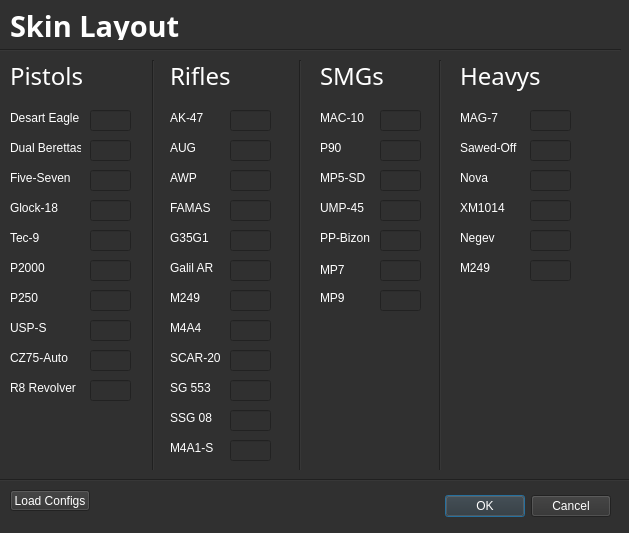
First picture: the form in sources/GUI/changeSkinLayout.ui, repository TheMoerp/external_csgo_cheat, before the edit.
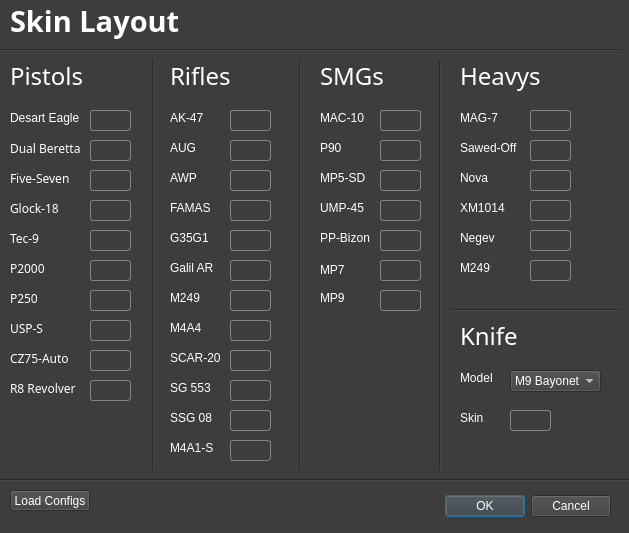
Second picture: the form after the edit.

Commit message: skinlayot ui prototype

Patch:
```diff
--- a/sources/GUI/changeSkinLayout.ui
+++ b/sources/GUI/changeSkinLayout.ui
@@ -10,11 +10,23 @@
     <height>533</height>
    </rect>
   </property>
+  <property name="minimumSize">
+   <size>
+    <width>629</width>
+    <height>533</height>
+   </size>
+  </property>
+  <property name="maximumSize">
+   <size>
+    <width>629</width>
+    <height>533</height>
+   </size>
+  </property>
   <property name="windowTitle">
    <string>Dialog</string>
   </property>
   <property name="styleSheet">
-   <string notr="true">background-color: rgb(48, 48, 48);
+   <string notr="true">background-color: rgb(61, 61, 61);
 color: rgb(255, 255, 255);
 QCheckBox:rgb(255, 255, 255);</string>
   </property>
@@ -38,9 +50,9 @@
    <property name="geometry">
     <rect>
      <x>10</x>
-     <y>10</y>
+     <y>0</y>
      <width>181</width>
-     <height>31</height>
+     <height>41</height>
     </rect>
    </property>
    <property name="font">
@@ -78,6 +90,10 @@
      <height>21</height>
     </rect>
    </property>
+   <property name="styleSheet">
+    <string notr="true">border: 1px solid rgb(130, 130, 130);
+border-radius: 3px;</string>
+   </property>
   </widget>
   <widget class="QLabel" name="label_2">
    <property name="geometry">
@@ -104,6 +120,11 @@
      <height>16</height>
     </rect>
    </property>
+   <property name="font">
+    <font>
+     <family>Microsoft PhagsPa</family>
+    </font>
+   </property>
    <property name="text">
     <string>Dual Berettas</string>
    </property>
@@ -117,6 +138,11 @@
      <height>16</height>
     </rect>
    </property>
+   <property name="font">
+    <font>
+     <family>Microsoft PhagsPa</family>
+    </font>
+   </property>
    <property name="text">
     <string>Five-Seven</string>
    </property>
@@ -130,6 +156,11 @@
      <height>16</height>
     </rect>
    </property>
+   <property name="font">
+    <font>
+     <family>Microsoft PhagsPa</family>
+    </font>
+   </property>
    <property name="text">
     <string>Glock-18</string>
    </property>
@@ -143,6 +174,11 @@
      <height>16</height>
     </rect>
    </property>
+   <property name="font">
+    <font>
+     <family>Microsoft PhagsPa</family>
+    </font>
+   </property>
    <property name="text">
     <string>Tec-9</string>
    </property>
@@ -156,6 +192,11 @@
      <height>16</height>
     </rect>
    </property>
+   <property name="font">
+    <font>
+     <family>Microsoft PhagsPa</family>
+    </font>
+   </property>
    <property name="text">
     <string>P2000</string>
    </property>
@@ -169,6 +210,11 @@
      <height>16</height>
     </rect>
    </property>
+   <property name="font">
+    <font>
+     <family>Microsoft PhagsPa</family>
+    </font>
+   </property>
    <property name="text">
     <string>P250</string>
    </property>
@@ -182,6 +228,10 @@
      <height>21</height>
     </rect>
    </property>
+   <property name="styleSheet">
+    <string notr="true">border: 1px solid rgb(130, 130, 130);
+border-radius: 3px;</string>
+   </property>
   </widget>
   <widget class="QLineEdit" name="lineEdit_3">
    <property name="geometry">
@@ -192,6 +242,10 @@
      <height>21</height>
     </rect>
    </property>
+   <property name="styleSheet">
+    <string notr="true">border: 1px solid rgb(130, 130, 130);
+border-radius: 3px;</string>
+   </property>
   </widget>
   <widget class="QLineEdit" name="lineEdit_4">
    <property name="geometry">
@@ -202,6 +256,10 @@
      <height>21</height>
     </rect>
    </property>
+   <property name="styleSheet">
+    <string notr="true">border: 1px solid rgb(130, 130, 130);
+border-radius: 3px;</string>
+   </property>
   </widget>
   <widget class="QLineEdit" name="lineEdit_5">
    <property name="geometry">
@@ -212,6 +270,10 @@
      <height>21</height>
     </rect>
    </property>
+   <property name="styleSheet">
+    <string notr="true">border: 1px solid rgb(130, 130, 130);
+border-radius: 3px;</string>
+   </property>
   </widget>
   <widget class="QLabel" name="label_9">
    <property name="geometry">
@@ -222,6 +284,11 @@
      <height>16</height>
     </rect>
    </property>
+   <property name="font">
+    <font>
+     <family>Microsoft PhagsPa</family>
+    </font>
+   </property>
    <property name="text">
     <string>USP-S</string>
    </property>
@@ -235,6 +302,11 @@
      <height>16</height>
     </rect>
    </property>
+   <property name="font">
+    <font>
+     <family>Microsoft PhagsPa</family>
+    </font>
+   </property>
    <property name="text">
     <string>CZ75-Auto</string>
    </property>
@@ -248,6 +320,11 @@
      <height>16</height>
     </rect>
    </property>
+   <property name="font">
+    <font>
+     <family>Microsoft PhagsPa</family>
+    </font>
+   </property>
    <property name="text">
     <string>R8 Revolver</string>
    </property>
@@ -261,6 +338,10 @@
      <height>21</height>
     </rect>
    </property>
+   <property name="styleSheet">
+    <string notr="true">border: 1px solid rgb(130, 130, 130);
+border-radius: 3px;</string>
+   </property>
   </widget>
   <widget class="QLineEdit" name="lineEdit_7">
    <property name="geometry">
@@ -271,6 +352,10 @@
      <height>21</height>
     </rect>
    </property>
+   <property name="styleSheet">
+    <string notr="true">border: 1px solid rgb(130, 130, 130);
+border-radius: 3px;</string>
+   </property>
   </widget>
   <widget class="QLineEdit" name="lineEdit_8">
    <property name="geometry">
@@ -281,6 +366,10 @@
      <height>21</height>
     </rect>
    </property>
+   <property name="styleSheet">
+    <string notr="true">border: 1px solid rgb(130, 130, 130);
+border-radius: 3px;</string>
+   </property>
   </widget>
   <widget class="QLineEdit" name="lineEdit_9">
    <property name="geometry">
@@ -291,6 +380,10 @@
      <height>21</height>
     </rect>
    </property>
+   <property name="styleSheet">
+    <string notr="true">border: 1px solid rgb(130, 130, 130);
+border-radius: 3px;</string>
+   </property>
   </widget>
   <widget class="QLineEdit" name="lineEdit_10">
    <property name="geometry">
@@ -301,6 +394,10 @@
      <height>21</height>
     </rect>
    </property>
+   <property name="styleSheet">
+    <string notr="true">border: 1px solid rgb(130, 130, 130);
+border-radius: 3px;</string>
+   </property>
   </widget>
   <widget class="QLabel" name="label_12">
    <property name="geometry">
@@ -554,6 +651,10 @@
      <height>21</height>
     </rect>
    </property>
+   <property name="styleSheet">
+    <string notr="true">border: 1px solid rgb(130, 130, 130);
+border-radius: 3px;</string>
+   </property>
   </widget>
   <widget class="QLineEdit" name="lineEdit_12">
    <property name="geometry">
@@ -564,6 +665,10 @@
      <height>21</height>
     </rect>
    </property>
+   <property name="styleSheet">
+    <string notr="true">border: 1px solid rgb(130, 130, 130);
+border-radius: 3px;</string>
+   </property>
   </widget>
   <widget class="QLineEdit" name="lineEdit_13">
    <property name="geometry">
@@ -574,6 +679,10 @@
      <height>21</height>
     </rect>
    </property>
+   <property name="styleSheet">
+    <string notr="true">border: 1px solid rgb(130, 130, 130);
+border-radius: 3px;</string>
+   </property>
   </widget>
   <widget class="QLineEdit" name="lineEdit_14">
    <property name="geometry">
@@ -584,6 +693,10 @@
      <height>21</height>
     </rect>
    </property>
+   <property name="styleSheet">
+    <string notr="true">border: 1px solid rgb(130, 130, 130);
+border-radius: 3px;</string>
+   </property>
   </widget>
   <widget class="QLineEdit" name="lineEdit_15">
    <property name="geometry">
@@ -594,6 +707,10 @@
      <height>21</height>
     </rect>
    </property>
+   <property name="styleSheet">
+    <string notr="true">border: 1px solid rgb(130, 130, 130);
+border-radius: 3px;</string>
+   </property>
   </widget>
   <widget class="QLineEdit" name="lineEdit_16">
    <property name="geometry">
@@ -604,6 +721,10 @@
      <height>21</height>
     </rect>
    </property>
+   <property name="styleSheet">
+    <string notr="true">border: 1px solid rgb(130, 130, 130);
+border-radius: 3px;</string>
+   </property>
   </widget>
   <widget class="QLineEdit" name="lineEdit_17">
    <property name="geometry">
@@ -614,6 +735,10 @@
      <height>21</height>
     </rect>
    </property>
+   <property name="styleSheet">
+    <string notr="true">border: 1px solid rgb(130, 130, 130);
+border-radius: 3px;</string>
+   </property>
   </widget>
   <widget class="QLineEdit" name="lineEdit_18">
    <property name="geometry">
@@ -624,6 +749,10 @@
      <height>21</height>
     </rect>
    </property>
+   <property name="styleSheet">
+    <string notr="true">border: 1px solid rgb(130, 130, 130);
+border-radius: 3px;</string>
+   </property>
   </widget>
   <widget class="QLineEdit" name="lineEdit_19">
    <property name="geometry">
@@ -634,6 +763,10 @@
      <height>21</height>
     </rect>
    </property>
+   <property name="styleSheet">
+    <string notr="true">border: 1px solid rgb(130, 130, 130);
+border-radius: 3px;</string>
+   </property>
   </widget>
   <widget class="QLineEdit" name="lineEdit_20">
    <property name="geometry">
@@ -644,6 +777,10 @@
      <height>21</height>
     </rect>
    </property>
+   <property name="styleSheet">
+    <string notr="true">border: 1px solid rgb(130, 130, 130);
+border-radius: 3px;</string>
+   </property>
   </widget>
   <widget class="QLineEdit" name="lineEdit_21">
    <property name="geometry">
@@ -654,6 +791,10 @@
      <height>21</height>
     </rect>
    </property>
+   <property name="styleSheet">
+    <string notr="true">border: 1px solid rgb(130, 130, 130);
+border-radius: 3px;</string>
+   </property>
   </widget>
   <widget class="QLineEdit" name="lineEdit_22">
    <property name="geometry">
@@ -664,6 +805,10 @@
      <height>21</height>
     </rect>
    </property>
+   <property name="styleSheet">
+    <string notr="true">border: 1px solid rgb(130, 130, 130);
+border-radius: 3px;</string>
+   </property>
   </widget>
   <widget class="QLabel" name="label_26">
    <property name="geometry">
@@ -818,6 +963,10 @@
      <height>21</height>
     </rect>
    </property>
+   <property name="styleSheet">
+    <string notr="true">border: 1px solid rgb(130, 130, 130);
+border-radius: 3px;</string>
+   </property>
   </widget>
   <widget class="QLineEdit" name="lineEdit_24">
    <property name="geometry">
@@ -828,6 +977,10 @@
      <height>21</height>
     </rect>
    </property>
+   <property name="styleSheet">
+    <string notr="true">border: 1px solid rgb(130, 130, 130);
+border-radius: 3px;</string>
+   </property>
   </widget>
   <widget class="QLineEdit" name="lineEdit_25">
    <property name="geometry">
@@ -838,6 +991,10 @@
      <height>21</height>
     </rect>
    </property>
+   <property name="styleSheet">
+    <string notr="true">border: 1px solid rgb(130, 130, 130);
+border-radius: 3px;</string>
+   </property>
   </widget>
   <widget class="QLineEdit" name="lineEdit_26">
    <property name="geometry">
@@ -848,6 +1005,10 @@
      <height>21</height>
     </rect>
    </property>
+   <property name="styleSheet">
+    <string notr="true">border: 1px solid rgb(130, 130, 130);
+border-radius: 3px;</string>
+   </property>
   </widget>
   <widget class="QLineEdit" name="lineEdit_27">
    <property name="geometry">
@@ -858,6 +1019,10 @@
      <height>21</height>
     </rect>
    </property>
+   <property name="styleSheet">
+    <string notr="true">border: 1px solid rgb(130, 130, 130);
+border-radius: 3px;</string>
+   </property>
   </widget>
   <widget class="QLineEdit" name="lineEdit_28">
    <property name="geometry">
@@ -868,6 +1033,10 @@
      <height>21</height>
     </rect>
    </property>
+   <property name="styleSheet">
+    <string notr="true">border: 1px solid rgb(130, 130, 130);
+border-radius: 3px;</string>
+   </property>
   </widget>
   <widget class="QLineEdit" name="lineEdit_29">
    <property name="geometry">
@@ -878,6 +1047,10 @@
      <height>21</height>
     </rect>
    </property>
+   <property name="styleSheet">
+    <string notr="true">border: 1px solid rgb(130, 130, 130);
+border-radius: 3px;</string>
+   </property>
   </widget>
   <widget class="Line" name="line_4">
    <property name="geometry">
@@ -1016,6 +1189,10 @@
      <height>21</height>
     </rect>
    </property>
+   <property name="styleSheet">
+    <string notr="true">border: 1px solid rgb(130, 130, 130);
+border-radius: 3px;</string>
+   </property>
   </widget>
   <widget class="QLineEdit" name="lineEdit_31">
    <property name="geometry">
@@ -1026,6 +1203,10 @@
      <height>21</height>
     </rect>
    </property>
+   <property name="styleSheet">
+    <string notr="true">border: 1px solid rgb(130, 130, 130);
+border-radius: 3px;</string>
+   </property>
   </widget>
   <widget class="QLineEdit" name="lineEdit_32">
    <property name="geometry">
@@ -1036,6 +1217,10 @@
      <height>21</height>
     </rect>
    </property>
+   <property name="styleSheet">
+    <string notr="true">border: 1px solid rgb(130, 130, 130);
+border-radius: 3px;</string>
+   </property>
   </widget>
   <widget class="QLineEdit" name="lineEdit_33">
    <property name="geometry">
@@ -1046,6 +1231,10 @@
      <height>21</height>
     </rect>
    </property>
+   <property name="styleSheet">
+    <string notr="true">border: 1px solid rgb(130, 130, 130);
+border-radius: 3px;</string>
+   </property>
   </widget>
   <widget class="QLineEdit" name="lineEdit_34">
    <property name="geometry">
@@ -1056,6 +1245,10 @@
      <height>21</height>
     </rect>
    </property>
+   <property name="styleSheet">
+    <string notr="true">border: 1px solid rgb(130, 130, 130);
+border-radius: 3px;</string>
+   </property>
   </widget>
   <widget class="QLineEdit" name="lineEdit_35">
    <property name="geometry">
@@ -1066,6 +1259,10 @@
      <height>21</height>
     </rect>
    </property>
+   <property name="styleSheet">
+    <string notr="true">border: 1px solid rgb(130, 130, 130);
+border-radius: 3px;</string>
+   </property>
   </widget>
   <widget class="Line" name="line_5">
    <property name="geometry">
@@ -1093,6 +1290,99 @@
     <string>Load Configs</string>
    </property>
   </widget>
+  <widget class="Line" name="line_6">
+   <property name="geometry">
+    <rect>
+     <x>450</x>
+     <y>300</y>
+     <width>171</width>
+     <height>20</height>
+    </rect>
+   </property>
+   <property name="orientation">
+    <enum>Qt::Horizontal</enum>
+   </property>
+  </widget>
+  <widget class="QLabel" name="label_41">
+   <property name="geometry">
+    <rect>
+     <x>460</x>
+     <y>320</y>
+     <width>91</width>
+     <height>31</height>
+    </rect>
+   </property>
+   <property name="font">
+    <font>
+     <family>Microsoft PhagsPa</family>
+     <pointsize>18</pointsize>
+    </font>
+   </property>
+   <property name="text">
+    <string>Knife</string>
+   </property>
+  </widget>
+  <widget class="QComboBox" name="comboBox">
+   <property name="geometry">
+    <rect>
+     <x>510</x>
+     <y>370</y>
+     <width>91</width>
+     <height>22</height>
+    </rect>
+   </property>
+   <item>
+    <property name="text">
+     <string>M9 Bayonet</string>
+    </property>
+   </item>
+  </widget>
+  <widget class="QLabel" name="label_42">
+   <property name="geometry">
+    <rect>
+     <x>460</x>
+     <y>370</y>
+     <width>41</width>
+     <height>16</height>
+    </rect>
+   </property>
+   <property name="styleSheet">
+    <string notr="true">font: 8pt &quot;Microsoft PhagsPa&quot;;</string>
+   </property>
+   <property name="text">
+    <string>Model</string>
+   </property>
+  </widget>
+  <widget class="QLabel" name="label_43">
+   <property name="geometry">
+    <rect>
+     <x>460</x>
+     <y>410</y>
+     <width>41</width>
+     <height>16</height>
+    </rect>
+   </property>
+   <property name="styleSheet">
+    <string notr="true">font: 8pt &quot;Microsoft PhagsPa&quot;;</string>
+   </property>
+   <property name="text">
+    <string>Skin</string>
+   </property>
+  </widget>
+  <widget class="QLineEdit" name="lineEdit_36">
+   <property name="geometry">
+    <rect>
+     <x>510</x>
+     <y>410</y>
+     <width>41</width>
+     <height>21</height>
+    </rect>
+   </property>
+   <property name="styleSheet">
+    <string notr="true">border: 1px solid rgb(130, 130, 130);
+border-radius: 3px;</string>
+   </property>
+  </widget>
  </widget>
  <resources/>
  <connections>
```
Left out of the diff: 8 changed lines with no effect on the pictures. The commit also changes 5 other files.
